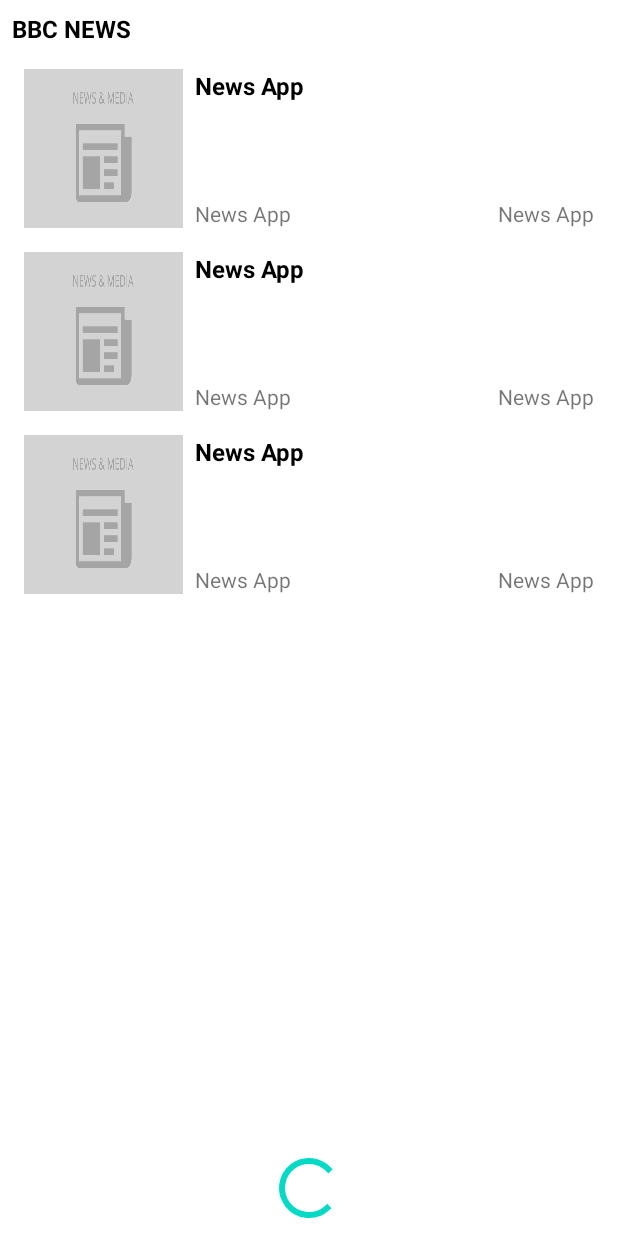
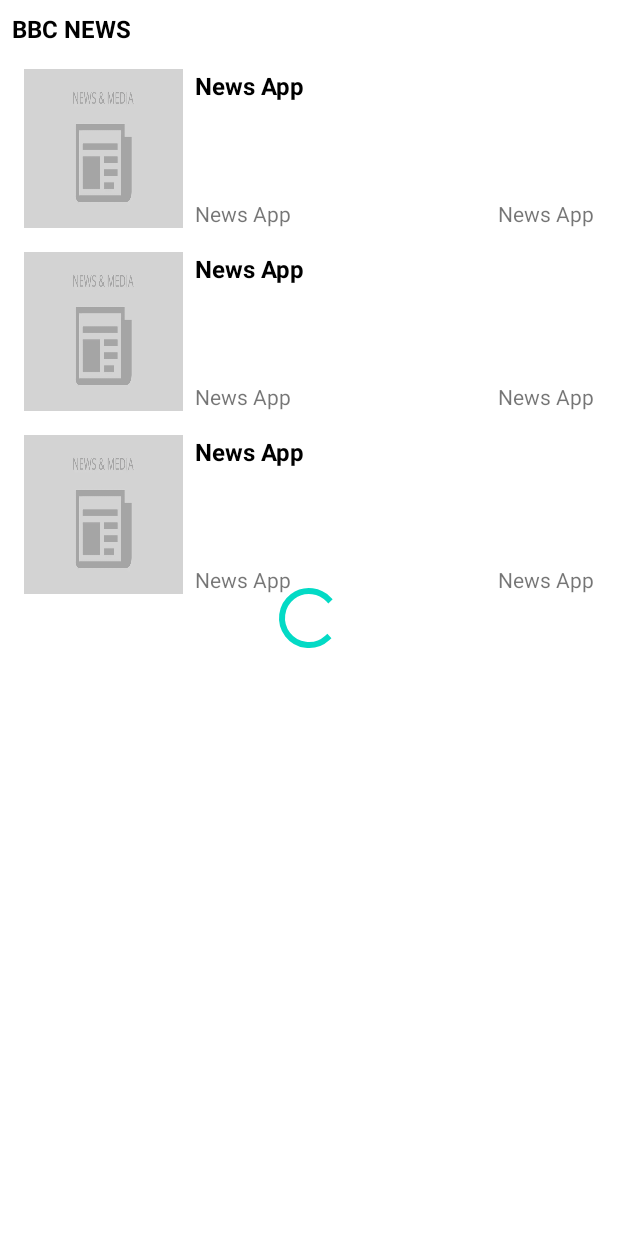
Before and after one commit to basemomar94/News_App_2023, an Android app: the layout fragment_home.xml on its own in the app's theme, with its tools: preview values and no code run, on a phone screen of 412 x 824 dp. Run offline under Robolectric (Android 15) with nearby library versions, the phone set to English and light mode, and no system bars.

Commit message:
adjusting constrain of home loader

```diff
--- a/app/src/main/res/layout/fragment_home.xml
+++ b/app/src/main/res/layout/fragment_home.xml
@@ -35,5 +35,5 @@
         app:layout_constraintBottom_toBottomOf="parent"
         app:layout_constraintEnd_toEndOf="parent"
         app:layout_constraintStart_toStartOf="parent"
-        app:layout_constraintTop_toBottomOf="@+id/textView" />
+        app:layout_constraintTop_toTopOf="parent" />
 </androidx.constraintlayout.widget.ConstraintLayout>
```
